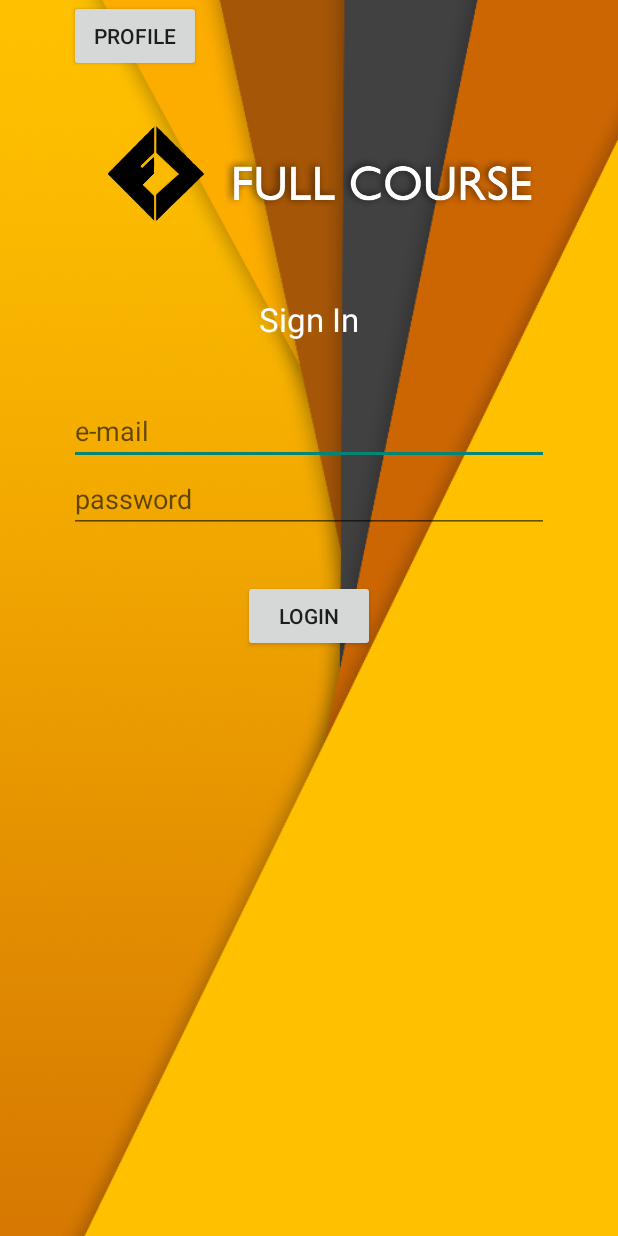
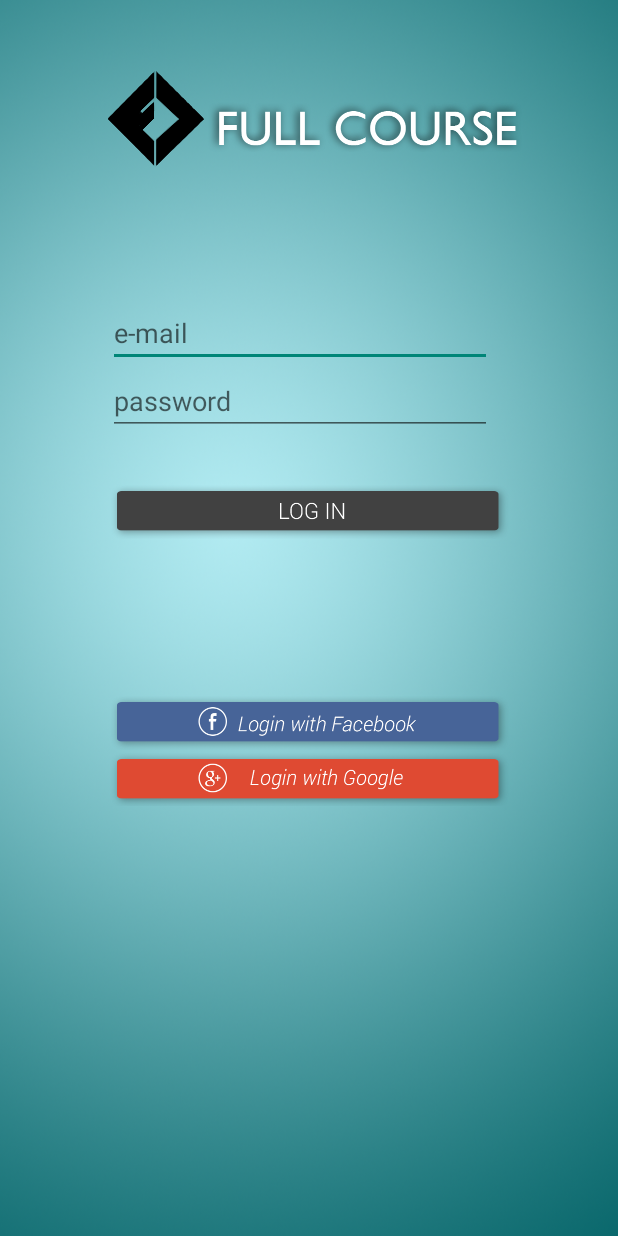
Before and after one commit to DamnAllstar/FullCourse, an Android app: the screen it shows after launch (MainActivity), on a phone screen of 412 x 824 dp. Run offline under Robolectric (Android 15) with nearby library versions, the phone set to English and light mode, and no system bars.

Commit message:
update login

```diff
--- a/app/src/main/AndroidManifest.xml
+++ b/app/src/main/AndroidManifest.xml
@@ -6,7 +6,7 @@
         android:allowBackup="true"
         android:icon="@mipmap/icon"
         android:label="@string/app_name"
-        android:theme="@style/AppTheme" >
+        android:theme="@style/test" >
         <activity
             android:name=".MainActivity"
             android:label="@string/app_name" >
--- a/app/src/main/java/com/example/chonlaphoom/fullcourse/MainActivity.java
+++ b/app/src/main/java/com/example/chonlaphoom/fullcourse/MainActivity.java
@@ -6,30 +6,35 @@ import android.view.Menu;
 import android.view.MenuItem;
 import android.content.Intent;
 import android.view.View;
-import android.view.View.OnClickListener;
-import android.widget.Button;
 
 
-public class MainActivity extends ActionBarActivity implements OnClickListener {
-    Button btnStartAnotherActivity;
+import android.widget.ImageButton;
+
+
+public class MainActivity extends ActionBarActivity {
+
     @Override
     protected void onCreate(Bundle savedInstanceState) {
         super.onCreate(savedInstanceState);
         setContentView(R.layout.activity_main);
-        btnStartAnotherActivity = (Button) findViewById(R.id.btnStartAnotherActivity);
 
-        btnStartAnotherActivity.setOnClickListener(this);
+        //In this next line, note that 'btn' will never be used, it's
+        //grayed out in the "Button btn...", and in the (R.id.btn) it is
+        //shown in red font, indicating I probably need to declare a resource of some kind?
+
+
+
+        ImageButton btn = (ImageButton)findViewById(R.id.btnStartAnotherActivity);
+
+        btn.setOnClickListener(new View.OnClickListener() {
+            @Override
+            public void onClick(View v) {
+                Intent intent = new Intent(MainActivity.this, Recommend.class);
+                startActivity(intent);
+            }
+        });
     }
-    @Override
-    public void onClick(View view) {
 
-        Intent inent = new Intent(this, profile.class);
-
-        // calling an activity using <intent-filter> action name
-        //  Intent inent = new Intent("com.hmkcode.android.ANOTHER_ACTIVITY");
-
-        startActivity(inent);
-    }
 
 
     @Override
--- a/app/src/main/java/com/example/chonlaphoom/fullcourse/NewFeed.java
+++ b/app/src/main/java/com/example/chonlaphoom/fullcourse/NewFeed.java
@@ -9,7 +9,7 @@ public class NewFeed extends ActionBarActivity {
     @Override
     protected void onCreate(Bundle savedInstanceState) {
         super.onCreate(savedInstanceState);
-        setContentView(R.layout.activity_newfeed);
+        setContentView(R.layout.activity_NewFeed);
         int i =2 ;
     }
 
--- a/app/src/main/res/layout/activity_main.xml
+++ b/app/src/main/res/layout/activity_main.xml
@@ -5,7 +5,7 @@
     android:weightSum="1"
     android:measureWithLargestChild="false"
     android:id="@+id/FullCourse"
-    android:background="@drawable/back_3">
+    android:background="@drawable/back_8">
 
 
     <ImageView
@@ -13,32 +13,22 @@
         android:layout_height="wrap_content"
         android:id="@+id/imageView4"
         android:src="@drawable/fc"
-        android:layout_marginTop="84dp"
+        android:layout_marginTop="47dp"
+
         android:layout_alignParentTop="true"
-        android:layout_alignStart="@+id/editText2"
-        android:layout_marginStart="26dp" />
-
-    <TextView
-        android:layout_width="wrap_content"
-        android:layout_height="wrap_content"
-        android:textAppearance="?android:attr/textAppearanceLarge"
-        android:text="Sign In"
-        android:id="@+id/textView3"
-        android:textColor="#fff"
-        android:layout_marginTop="50dp"
-        android:layout_below="@+id/imageView4"
-        android:layout_centerHorizontal="true" />
+        android:layout_alignStart="@+id/btnStartAnotherActivity" />
 
     <EditText
         android:layout_width="wrap_content"
         android:layout_height="wrap_content"
         android:inputType="textEmailAddress"
-        android:ems="15"
+        android:ems="12"
         android:id="@+id/editText2"
         android:hint="e-mail"
-        android:layout_marginTop="37dp"
-        android:layout_below="@+id/textView3"
-        android:layout_centerHorizontal="true" />
+
+        android:layout_marginTop="88dp"
+        android:layout_below="@+id/imageView4"
+        android:layout_alignStart="@+id/btnStartAnotherActivity" />
 
     <EditText
         android:layout_width="wrap_content"
@@ -47,36 +37,46 @@
         android:ems="10"
         android:id="@+id/editText"
         android:hint="password"
-        android:layout_marginTop="45dp"
+        android:layout_below="@+id/editText2"
         android:layout_alignStart="@+id/editText2"
-        android:layout_alignTop="@+id/editText2"
         android:layout_alignEnd="@+id/editText2" />
-
-    <Button
-        android:layout_width="wrap_content"
-        android:layout_height="wrap_content"
-        android:text="Login"
-        android:id="@+id/button"
-        android:layout_below="@+id/editText"
-        android:layout_centerHorizontal="true"
-        android:layout_marginTop="31dp" />
-
-    <Button
-        android:layout_width="wrap_content"
-        android:layout_height="wrap_content"
-        android:text="profile"
-        android:id="@+id/btnStartAnotherActivity"
-        android:layout_alignParentTop="true"
-        android:layout_alignStart="@+id/editText2" />
 
     <ImageView
         android:layout_width="wrap_content"
         android:layout_height="wrap_content"
         android:id="@+id/imageView5"
         android:src="@drawable/back_2"
-        android:layout_above="@+id/textView3"
-        android:layout_toEndOf="@+id/imageView4"
-        android:layout_marginLeft="10dp" />
+
+        android:layout_alignBottom="@+id/imageView4"
+        android:layout_toEndOf="@+id/imageView4" />
+
+    <ImageButton
+        android:layout_width="wrap_content"
+        android:layout_height="wrap_content"
+        android:id="@+id/btnStartAnotherActivity"
+        android:layout_marginTop="32dp"
+        android:background="@drawable/login"
+        android:layout_below="@+id/editText"
+        android:layout_centerHorizontal="true" />
+
+    <ImageButton
+        android:layout_width="wrap_content"
+        android:layout_height="wrap_content"
+        android:id="@+id/imageButton2"
+        android:layout_marginTop="103dp"
+        android:background="@drawable/login_facebook"
+        android:layout_below="@+id/btnStartAnotherActivity"
+        android:layout_centerHorizontal="true" />
+
+
+    <ImageButton
+        android:layout_width="wrap_content"
+        android:layout_height="wrap_content"
+        android:id="@+id/imageButton3"
+        android:background="@drawable/login_google"
+        android:layout_below="@+id/imageButton2"
+        android:layout_centerHorizontal="true" />
+
 
 
 </RelativeLayout>
--- a/app/src/main/res/layout/activity_recommend.xml
+++ b/app/src/main/res/layout/activity_recommend.xml
@@ -6,7 +6,7 @@
     android:paddingBottom="@dimen/activity_vertical_margin"
     tools:context="com.example.chonlaphoom.fullcourse.Recommend"
     android:id="@+id/recommend"
-    android:background="@drawable/back_3">
+    android:background="@drawable/back_4">
 
 
 
--- a/app/src/main/res/values/styles.xml
+++ b/app/src/main/res/values/styles.xml
@@ -1,7 +1,7 @@
 <resources>
 
     <!-- Base application theme. -->
-    <style name="AppTheme" parent="Theme.AppCompat.Light.NoActionBar">
+    <style name="AppTheme" parent="Base.Theme.AppCompat.Light.DarkActionBar">
         <!-- Customize your theme here. -->
     </style>
 
@@ -9,6 +9,9 @@
         <!-- Customize your theme here. -->
     </style>
 
+    <style name="test" parent="Theme.AppCompat.Light.NoActionBar">
+        <!-- Customize your theme here. -->
+    </style>
 
 
 </resources>
```
Also changed, not shown: app/src/main/res/layout/activity_NewFeed.xml (+0 -16 lines), app/src/main/res/layout/activity_profile.xml (+0 -10 lines), app/src/main/res/drawable-xxhdpi/back_4.png (added), app/src/main/res/drawable-xxhdpi/back_5.png (added), app/src/main/res/drawable-xxhdpi/back_6.png (added), app/src/main/res/drawable-xxhdpi/back_7.png (added), app/src/main/res/drawable-xxhdpi/back_8.png (added), app/src/main/res/drawable-xxhdpi/back_9.png (added), app/src/main/res/drawable-xxhdpi/font_2.png (added), app/src/main/res/drawable-xxhdpi/login.png (added), app/src/main/res/drawable-xxhdpi/login_facebook.png (added), app/src/main/res/drawable-xxhdpi/login_google.png (added), 1 other file.
